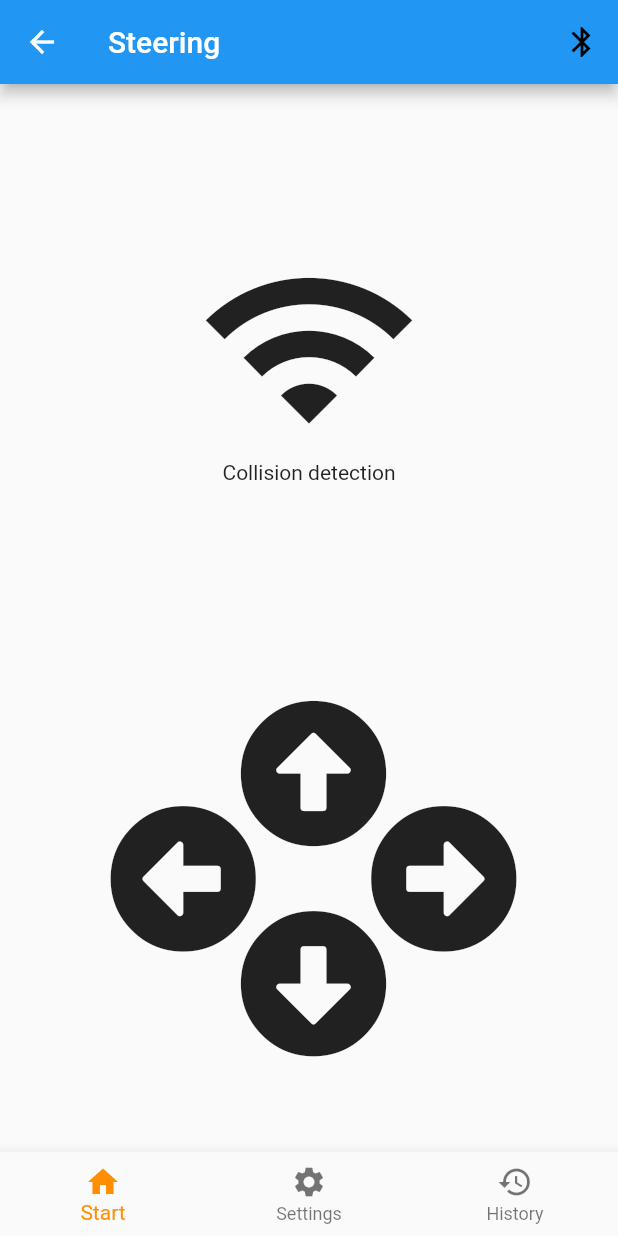
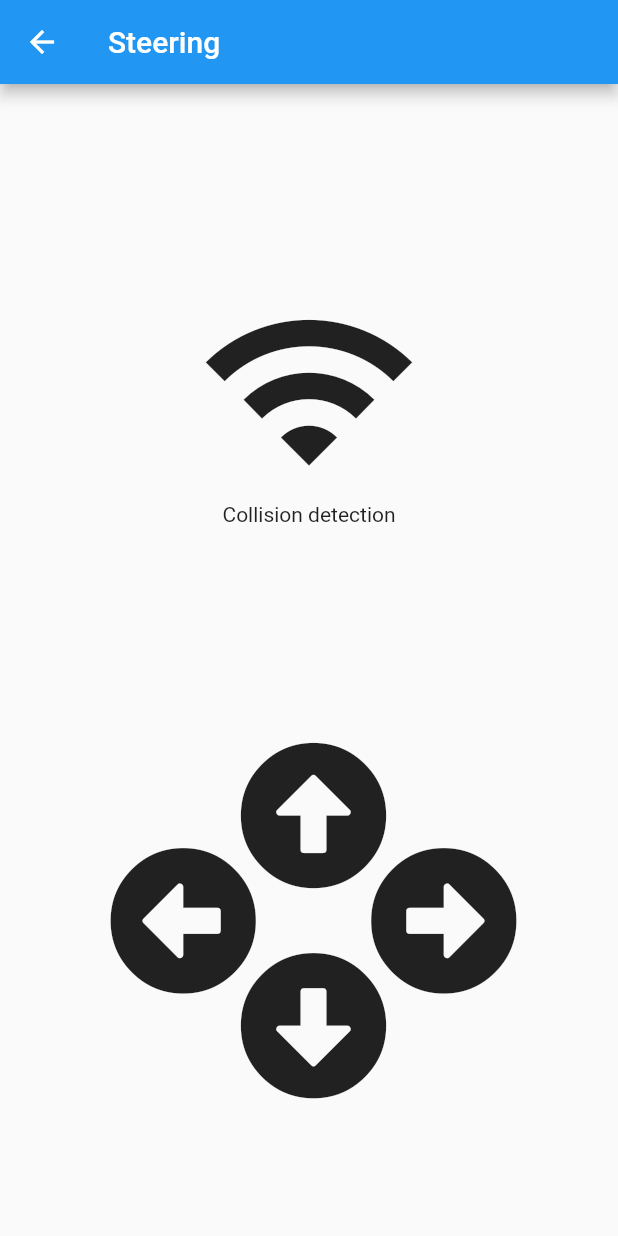
Before and after one commit to Team-Tools-JU/mobile-app, a Flutter app: the SteeringView screen opened directly, on a phone screen of 412 x 824 dp. Run offline on Flutter 3.47's test engine with Material 2 defaults, Android fonts, the phone set to English and light mode, and no system bars; our stand-ins replace flutter_spinkit, font_awesome_flutter, lite_rolling_switch, stacked.

Commit message:
UPDATE: Removed redundant code in steering view

```diff
--- a/lib/main.dart
+++ b/lib/main.dart
@@ -1,4 +1,5 @@
 import 'package:flutter/material.dart';
+import 'package:mobile_app/src/app/views/navigation/navigation_view.dart';
 import 'package:mobile_app/src/app/views/settings/settings_view.dart';
 import 'package:mobile_app/src/app/views/settings/settings_view_model.dart';
 import 'package:mobile_app/src/app/views/start/start_view.dart';
@@ -31,7 +32,7 @@ class App extends StatelessWidget {
         // closer together (more dense) than on mobile platforms.
         visualDensity: VisualDensity.adaptivePlatformDensity,
       ),
-      home: HistoryView(),
+      home: NavigationView(),
     );
   }
 }
--- a/lib/src/app/views/start/start_view.dart
+++ b/lib/src/app/views/start/start_view.dart
@@ -1,5 +1,4 @@
 import 'package:flutter/material.dart';
-import 'package:flutter/services.dart';
 import 'package:mobile_app/src/app/views/start/start_view_model.dart';
 import 'package:mobile_app/src/app/views/start/components/body.dart';
 
--- a/lib/src/app/views/steering/steering_view.dart
+++ b/lib/src/app/views/steering/steering_view.dart
@@ -15,33 +15,9 @@ class SteeringView extends StatelessWidget {
       builder: (context, model, child) => Scaffold(
         appBar: AppBar(
           title: Text("Steering"),
-          actions: <Widget> [
-            IconButton(
-              icon: const Icon(Icons.bluetooth),
-              color: Colors.black,
-              tooltip: 'Bluetooth status',
-              onPressed: () {
-                ScaffoldMessenger.of(context).showSnackBar(
-                    SnackBar(content: Text(model.updateBluetoothStatus())));
-              },
-            )
-          ],
         ),
         body: Center(
           child: SteerButton(model),
-        ),
-        bottomNavigationBar: BottomNavigationBar(
-          items: const <BottomNavigationBarItem> [
-            BottomNavigationBarItem(icon: Icon(Icons.home),
-              label: 'Start',
-            ),
-            BottomNavigationBarItem(icon: Icon(Icons.settings),
-              label: 'Settings',
-            ),
-            BottomNavigationBarItem(icon: Icon(Icons.history),
-                label: 'History')
-          ],
-          selectedItemColor: Colors.amber[800],
         ),
       ),
     );
```
